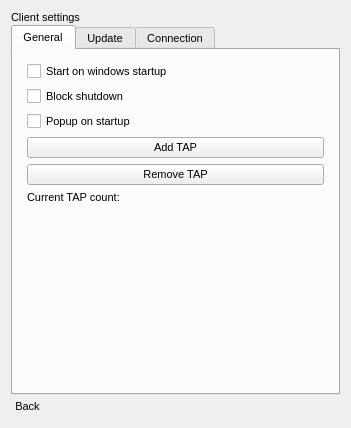
Securepoint/openvpn-client, file client/src/widgets/settings/client/clientsettingswidget.ui: the form before one commit.
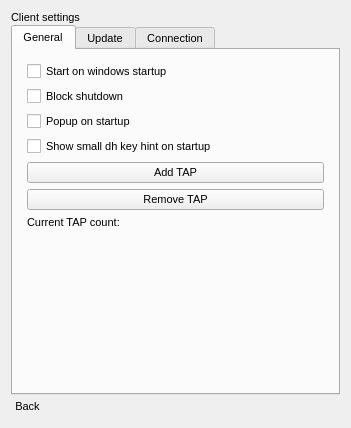
The form after the commit. The open tabs and pages were chosen to show the change.

Patch:
```diff
--- a/client/src/widgets/settings/client/clientsettingswidget.ui
+++ b/client/src/widgets/settings/client/clientsettingswidget.ui
@@ -101,6 +101,13 @@
              </property>
             </widget>
            </item>
+           <item>
+            <widget class="QCheckBox" name="cbShowSmallDhKeyHInt">
+             <property name="text">
+              <string>Show small dh key hint on startup</string>
+             </property>
+            </widget>
+           </item>
            <item>
             <widget class="QPushButton" name="cmdAddTap">
              <property name="cursor">
```
Left out of the diff: 2 changed lines with no effect on the pictures.
